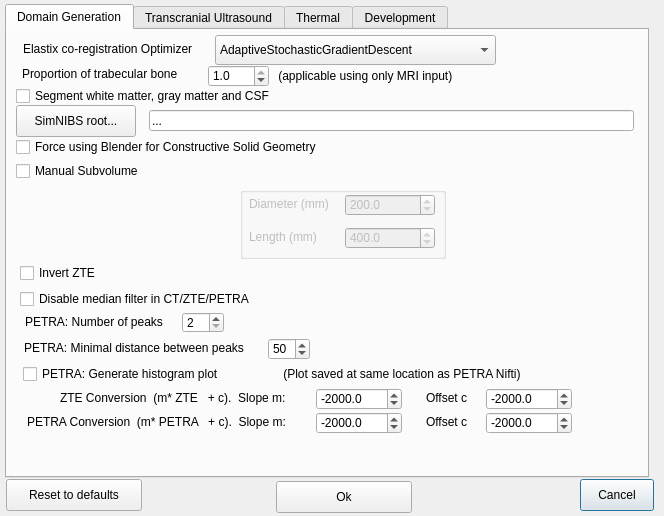
This is BabelBrain/Options/form.ui in ProteusMRIgHIFU/BabelBrain as Qt 5 draws it before an edit. The edited form follows.
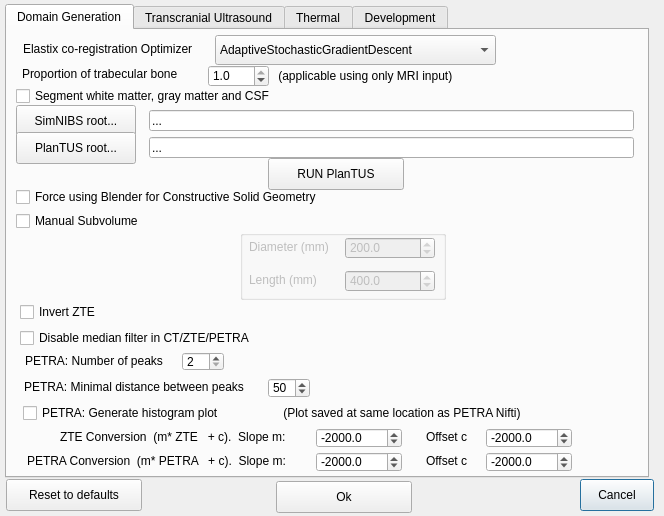
This is the edited form. The open tabs and pages were chosen to show the change.

Commit message: Add possibility to call PlanTUS from the advanced dialog

Diff of the .ui file:
```diff
--- a/BabelBrain/Options/form.ui
+++ b/BabelBrain/Options/form.ui
@@ -116,9 +116,9 @@
      <property name="geometry">
       <rect>
        <x>9</x>
-       <y>107</y>
+       <y>158</y>
        <width>349</width>
-       <height>20</height>
+       <height>18</height>
       </rect>
      </property>
      <property name="layoutDirection">
@@ -173,9 +173,9 @@
      <property name="geometry">
       <rect>
        <x>233</x>
-       <y>157</y>
+       <y>200</y>
        <width>206</width>
-       <height>72</height>
+       <height>70</height>
       </rect>
      </property>
      <property name="title">
@@ -262,9 +262,9 @@
      <property name="geometry">
       <rect>
        <x>9</x>
-       <y>131</y>
+       <y>182</y>
        <width>150</width>
-       <height>20</height>
+       <height>18</height>
       </rect>
      </property>
      <property name="layoutDirection">
@@ -291,9 +291,9 @@
      <property name="geometry">
       <rect>
        <x>13</x>
-       <y>233</y>
+       <y>273</y>
        <width>150</width>
-       <height>20</height>
+       <height>18</height>
       </rect>
      </property>
      <property name="layoutDirection">
@@ -307,9 +307,9 @@
      <property name="geometry">
       <rect>
        <x>13</x>
-       <y>259</y>
+       <y>299</y>
        <width>251</width>
-       <height>20</height>
+       <height>18</height>
       </rect>
      </property>
      <property name="layoutDirection">
@@ -323,9 +323,9 @@
      <property name="geometry">
       <rect>
        <x>18</x>
-       <y>282</y>
+       <y>322</y>
        <width>156</width>
-       <height>20</height>
+       <height>18</height>
       </rect>
      </property>
      <property name="text">
@@ -336,9 +336,9 @@
      <property name="geometry">
       <rect>
        <x>17</x>
-       <y>308</y>
+       <y>348</y>
        <width>241</width>
-       <height>20</height>
+       <height>18</height>
       </rect>
      </property>
      <property name="text">
@@ -349,9 +349,9 @@
      <property name="geometry">
       <rect>
        <x>16</x>
-       <y>334</y>
+       <y>374</y>
        <width>251</width>
-       <height>20</height>
+       <height>18</height>
       </rect>
      </property>
      <property name="layoutDirection">
@@ -365,9 +365,9 @@
      <property name="geometry">
       <rect>
        <x>273</x>
-       <y>334</y>
+       <y>374</y>
        <width>276</width>
-       <height>20</height>
+       <height>18</height>
       </rect>
      </property>
      <property name="text">
@@ -378,9 +378,9 @@
      <property name="geometry">
       <rect>
        <x>175</x>
-       <y>282</y>
+       <y>322</y>
        <width>42</width>
-       <height>21</height>
+       <height>19</height>
       </rect>
      </property>
      <property name="minimum">
@@ -394,9 +394,9 @@
      <property name="geometry">
       <rect>
        <x>261</x>
-       <y>308</y>
+       <y>348</y>
        <width>42</width>
-       <height>22</height>
+       <height>20</height>
       </rect>
      </property>
      <property name="minimum">
@@ -413,9 +413,9 @@
      <property name="geometry">
       <rect>
        <x>309</x>
-       <y>358</y>
+       <y>398</y>
        <width>86</width>
-       <height>22</height>
+       <height>20</height>
       </rect>
      </property>
      <property name="decimals">
@@ -438,9 +438,9 @@
      <property name="geometry">
       <rect>
        <x>53</x>
-       <y>358</y>
+       <y>398</y>
        <width>255</width>
-       <height>20</height>
+       <height>18</height>
       </rect>
      </property>
      <property name="text">
@@ -451,9 +451,9 @@
      <property name="geometry">
       <rect>
        <x>479</x>
-       <y>358</y>
+       <y>398</y>
        <width>86</width>
-       <height>22</height>
+       <height>20</height>
       </rect>
      </property>
      <property name="decimals">
@@ -476,9 +476,9 @@
      <property name="geometry">
       <rect>
        <x>419</x>
-       <y>358</y>
+       <y>398</y>
        <width>70</width>
-       <height>20</height>
+       <height>18</height>
       </rect>
      </property>
      <property name="text">
@@ -489,9 +489,9 @@
      <property name="geometry">
       <rect>
        <x>309</x>
-       <y>382</y>
+       <y>422</y>
        <width>86</width>
-       <height>22</height>
+       <height>20</height>
       </rect>
      </property>
      <property name="decimals">
@@ -514,9 +514,9 @@
      <property name="geometry">
       <rect>
        <x>479</x>
-       <y>382</y>
+       <y>422</y>
        <width>86</width>
-       <height>22</height>
+       <height>20</height>
       </rect>
      </property>
      <property name="decimals">
@@ -539,9 +539,9 @@
      <property name="geometry">
       <rect>
        <x>20</x>
-       <y>382</y>
+       <y>422</y>
        <width>288</width>
-       <height>20</height>
+       <height>18</height>
       </rect>
      </property>
      <property name="text">
@@ -552,9 +552,9 @@
      <property name="geometry">
       <rect>
        <x>419</x>
-       <y>382</y>
+       <y>422</y>
        <width>70</width>
-       <height>20</height>
+       <height>18</height>
       </rect>
      </property>
      <property name="text">
@@ -615,6 +615,57 @@
       <bool>false</bool>
      </property>
     </widget>
+    <widget class="QLineEdit" name="PlanTUSRootlineEdit">
+     <property name="geometry">
+      <rect>
+       <x>142</x>
+       <y>107</y>
+       <width>485</width>
+       <height>21</height>
+      </rect>
+     </property>
+     <property name="styleSheet">
+      <string notr="true"/>
+     </property>
+     <property name="text">
+      <string>...</string>
+     </property>
+    </widget>
+    <widget class="QPushButton" name="PlanTUSRootpushButton">
+     <property name="geometry">
+      <rect>
+       <x>9</x>
+       <y>102</y>
+       <width>120</width>
+       <height>32</height>
+      </rect>
+     </property>
+     <property name="styleSheet">
+      <string notr="true"/>
+     </property>
+     <property name="text">
+      <string>PlanTUS root...</string>
+     </property>
+     <property name="autoDefault">
+      <bool>false</bool>
+     </property>
+     <property name="flat">
+      <bool>false</bool>
+     </property>
+    </widget>
+    <widget class="QPushButton" name="RUNPlanTUSpushButton">
+     <property name="geometry">
+      <rect>
+       <x>261</x>
+       <y>128</y>
+       <width>136</width>
+       <height>32</height>
+      </rect>
+     </property>
+     <property name="text">
+      <string>RUN PlanTUS</string>
+     </property>
+    </widget>
    </widget>
    <widget class="QWidget" name="tab_2">
     <attribute name="title">
```
Left out of the diff: 50 changed lines with no effect on the pictures. The commit also changes 7 other files.
